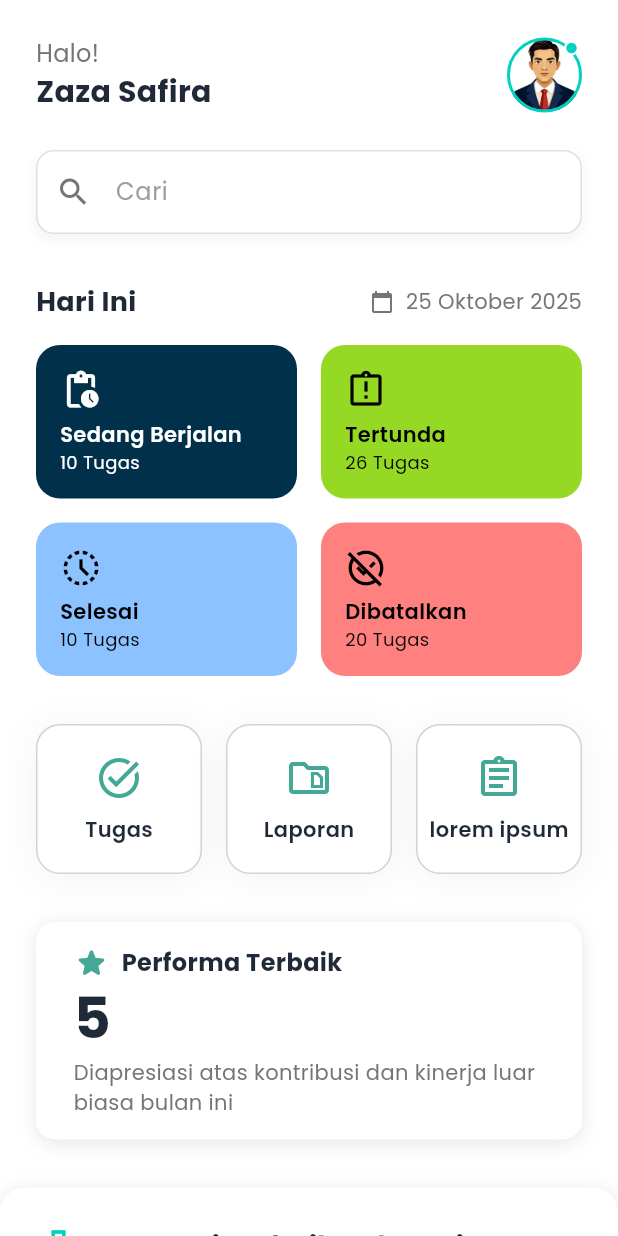
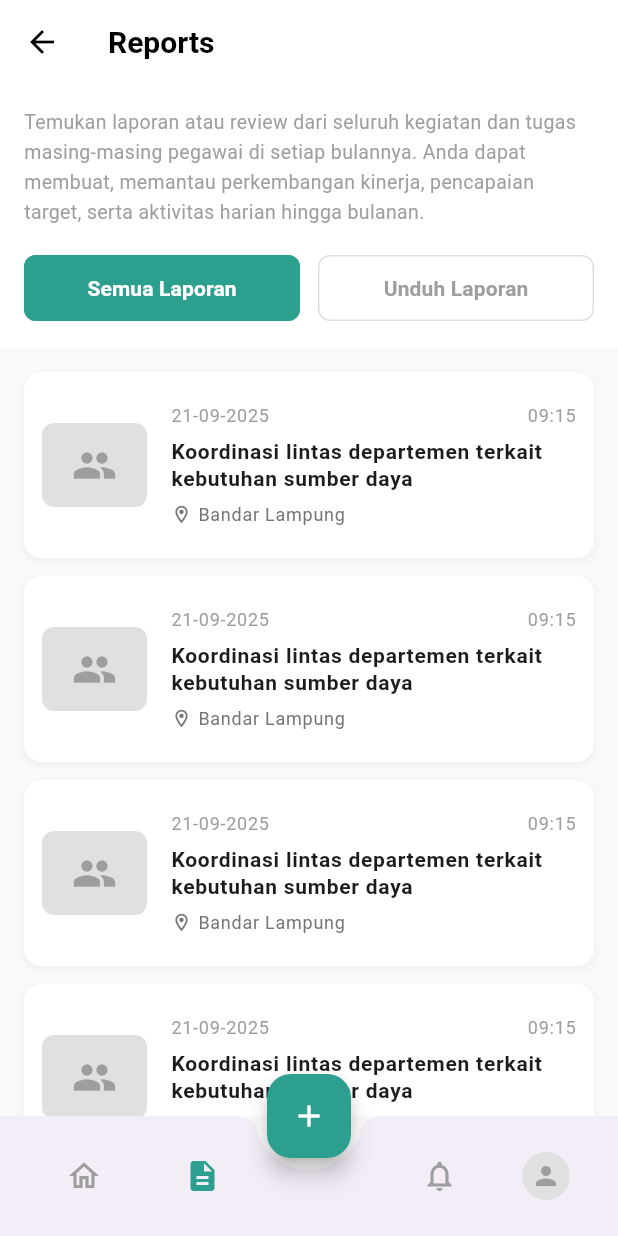
Before and after one commit to elkanajnrmanullang/SIMONI, a Flutter app: the HomeScreen screen opened directly, after a tap on "Laporan", on a phone screen of 412 x 824 dp. Run offline on Flutter 3.47's test engine with Material 3 defaults, Android fonts, the phone set to English and light mode, and no system bars; our stand-ins replace google_fonts.

Commit message:
All Reports Page

```diff
--- /dev/null
+++ b/lib/all_reports.dart
@@ -0,0 +1,306 @@
+import 'package:flutter/material.dart';
+
+class AllReportsPage extends StatefulWidget {
+  const AllReportsPage({Key? key}) : super(key: key);
+
+  @override
+  State<AllReportsPage> createState() => _AllReportsPageState();
+}
+
+class _AllReportsPageState extends State<AllReportsPage> {
+  bool showAllReports = true; // true = Semua Laporan, false = Unduh Laporan
+
+  // Sample data untuk reports
+  final List<Map<String, dynamic>> reports = [
+    {
+      'date': '21-09-2025',
+      'time': '09:15',
+      'title': 'Koordinasi lintas departemen terkait kebutuhan sumber daya',
+      'location': 'Bandar Lampung',
+      'image': 'assets/images/meeting1.jpg', // Ganti dengan path gambar Anda
+    },
+    {
+      'date': '21-09-2025',
+      'time': '09:15',
+      'title': 'Koordinasi lintas departemen terkait kebutuhan sumber daya',
+      'location': 'Bandar Lampung',
+      'image': 'assets/images/meeting2.jpg',
+    },
+    {
+      'date': '21-09-2025',
+      'time': '09:15',
+      'title': 'Koordinasi lintas departemen terkait kebutuhan sumber daya',
+      'location': 'Bandar Lampung',
+      'image': 'assets/images/meeting3.jpg',
+    },
+    {
+      'date': '21-09-2025',
+      'time': '09:15',
+      'title': 'Koordinasi lintas departemen terkait kebutuhan sumber daya',
+      'location': 'Bandar Lampung',
+      'image': 'assets/images/meeting4.jpg',
+    },
+  ];
+
+  @override
+  Widget build(BuildContext context) {
+    return Scaffold(
+      backgroundColor: Colors.grey[50],
+      appBar: AppBar(
+        backgroundColor: Colors.white,
+        elevation: 0,
+        leading: IconButton(
+          icon: const Icon(Icons.arrow_back, color: Colors.black),
+          onPressed: () => Navigator.pop(context),
+        ),
+        title: const Text(
+          'Reports',
+          style: TextStyle(
+            color: Colors.black,
+            fontSize: 20,
+            fontWeight: FontWeight.bold,
+          ),
+        ),
+      ),
+      body: Column(
+        crossAxisAlignment: CrossAxisAlignment.start,
+        children: [
+          // Header dengan deskripsi
+          Container(
+            color: Colors.white,
+            padding: const EdgeInsets.all(16),
+            child: Column(
+              crossAxisAlignment: CrossAxisAlignment.start,
+              children: [
+                const Text(
+                  'Temukan laporan atau review dari seluruh kegiatan dan tugas masing-masing pegawai di setiap bulannya. Anda dapat membuat, memantau perkembangan kinerja, pencapaian target, serta aktivitas harian hingga bulanan.',
+                  style: TextStyle(
+                    fontSize: 13,
+                    color: Colors.grey,
+                    height: 1.5,
+                  ),
+                ),
+                const SizedBox(height: 16),
+                // Toggle buttons
+                Row(
+                  children: [
+                    Expanded(
+                      child: ElevatedButton(
+                        onPressed: () {
+                          setState(() {
+                            showAllReports = true;
+                          });
+                        },
+                        style: ElevatedButton.styleFrom(
+                          backgroundColor: showAllReports
+                              ? const Color(0xFF2D9F8F)
+                              : Colors.white,
+                          foregroundColor: showAllReports
+                              ? Colors.white
+                              : Colors.grey,
+                          elevation: 0,
+                          shape: RoundedRectangleBorder(
+                            borderRadius: BorderRadius.circular(8),
+                            side: BorderSide(
+                              color: showAllReports
+                                  ? const Color(0xFF2D9F8F)
+                                  : Colors.grey.shade300,
+                            ),
+                          ),
+                          padding: const EdgeInsets.symmetric(vertical: 12),
+                        ),
+                        child: const Text(
+                          'Semua Laporan',
+                          style: TextStyle(
+                            fontSize: 14,
+                            fontWeight: FontWeight.w600,
+                          ),
+                        ),
+                      ),
+                    ),
+                    const SizedBox(width: 12),
+                    Expanded(
+                      child: OutlinedButton(
+                        onPressed: () {
+                          setState(() {
+                            showAllReports = false;
+                          });
+                          // Navigate to download reports page
+                          // Navigator.push(context, MaterialPageRoute(builder: (context) => DownloadReportsPage()));
+                        },
+                        style: OutlinedButton.styleFrom(
+                          foregroundColor: !showAllReports
+                              ? const Color(0xFF2D9F8F)
+                              : Colors.grey,
+                          side: BorderSide(
+                            color: !showAllReports
+                                ? const Color(0xFF2D9F8F)
+                                : Colors.grey.shade300,
+                          ),
+                          shape: RoundedRectangleBorder(
+                            borderRadius: BorderRadius.circular(8),
+                          ),
+                          padding: const EdgeInsets.symmetric(vertical: 12),
+                        ),
+                        child: const Text(
+                          'Unduh Laporan',
+                          style: TextStyle(
+                            fontSize: 14,
+                            fontWeight: FontWeight.w600,
+                          ),
+                        ),
+                      ),
+                    ),
+                  ],
+                ),
+              ],
+            ),
+          ),
+          // List of reports
+          Expanded(
+            child: ListView.builder(
+              padding: const EdgeInsets.all(16),
+              itemCount: reports.length,
+              itemBuilder: (context, index) {
+                final report = reports[index];
+                return Container(
+                  margin: const EdgeInsets.only(bottom: 12),
+                  decoration: BoxDecoration(
+                    color: Colors.white,
+                    borderRadius: BorderRadius.circular(12),
+                    boxShadow: [
+                      BoxShadow(
+                        color: Colors.grey.withOpacity(0.1),
+                        spreadRadius: 1,
+                        blurRadius: 4,
+                        offset: const Offset(0, 2),
+                      ),
+                    ],
+                  ),
+                  child: ListTile(
+                    contentPadding: const EdgeInsets.all(12),
+                    leading: ClipRRect(
+                      borderRadius: BorderRadius.circular(8),
+                      child: Container(
+                        width: 70,
+                        height: 70,
+                        color: Colors.grey[300],
+                        // Gunakan Image.asset jika Anda punya gambar
+                        // child: Image.asset(
+                        //   report['image'],
+                        //   fit: BoxFit.cover,
+                        // ),
+                        child: const Icon(
+                          Icons.people,
+                          color: Colors.grey,
+                          size: 30,
+                        ),
+                      ),
+                    ),
+                    title: Column(
+                      crossAxisAlignment: CrossAxisAlignment.start,
+                      children: [
+                        Row(
+                          mainAxisAlignment: MainAxisAlignment.spaceBetween,
+                          children: [
+                            Text(
+                              report['date'],
+                              style: const TextStyle(
+                                fontSize: 12,
+                                color: Colors.grey,
+                              ),
+                            ),
+                            Text(
+                              report['time'],
+                              style: const TextStyle(
+                                fontSize: 12,
+                                color: Colors.grey,
+                              ),
+                            ),
+                          ],
+                        ),
+                        const SizedBox(height: 6),
+                        Text(
+                          report['title'],
+                          style: const TextStyle(
+                            fontSize: 14,
+                            fontWeight: FontWeight.w600,
+                            height: 1.3,
+                          ),
+                          maxLines: 2,
+                          overflow: TextOverflow.ellipsis,
+                        ),
+                        const SizedBox(height: 6),
+                        Row(
+                          children: [
+                            Icon(
+                              Icons.location_on_outlined,
+                              size: 14,
+                              color: Colors.grey[600],
+                            ),
+                            const SizedBox(width: 4),
+                            Text(
+                              report['location'],
+                              style: TextStyle(
+                                fontSize: 12,
+                                color: Colors.grey[600],
+                              ),
+                            ),
+                          ],
+                        ),
+                      ],
+                    ),
+                  ),
+                );
+              },
+            ),
+          ),
+        ],
+      ),
+      // Bottom navigation with FAB
+      floatingActionButton: FloatingActionButton(
+        onPressed: () {
+          // Navigate to add report page
+          // Navigator.push(context, MaterialPageRoute(builder: (context) => AddReportPage()));
+        },
+        backgroundColor: const Color(0xFF2D9F8F),
+        child: const Icon(Icons.add, color: Colors.white),
+      ),
+      floatingActionButtonLocation: FloatingActionButtonLocation.centerDocked,
+      bottomNavigationBar: BottomAppBar(
+        shape: const CircularNotchedRectangle(),
+        notchMargin: 8,
+        child: Container(
+          height: 60,
+          padding: const EdgeInsets.symmetric(horizontal: 16),
+          child: Row(
+            mainAxisAlignment: MainAxisAlignment.spaceBetween,
+            children: [
+              IconButton(
+                icon: const Icon(Icons.home_outlined),
+                onPressed: () {},
+                color: Colors.grey,
+              ),
+              IconButton(
+                icon: const Icon(Icons.description),
+                onPressed: () {},
+                color: const Color(0xFF2D9F8F),
+              ),
+              const SizedBox(width: 48), // Space for FAB
+              IconButton(
+                icon: const Icon(Icons.notifications_outlined),
+                onPressed: () {},
+                color: Colors.grey,
+              ),
+              CircleAvatar(
+                radius: 16,
+                backgroundColor: Colors.grey[300],
+                child: const Icon(Icons.person, size: 20, color: Colors.grey),
+              ),
+            ],
+          ),
+        ),
+      ),
+    );
+  }
+}
--- a/lib/home_screen.dart
+++ b/lib/home_screen.dart
@@ -2,6 +2,7 @@ import 'package:flutter/material.dart';
 import 'package:google_fonts/google_fonts.dart';
 import 'package:intl/intl.dart';
 import 'package:intl/date_symbol_data_local.dart';
+import 'package:simoni/all_reports.dart';
 import 'package:simoni/task_list.dart';
 
 enum TaskStatus { completed, pending, cancelled, inProgress }
@@ -357,7 +358,12 @@ class _ActionButtons extends StatelessWidget {
           icon: Icons.snippet_folder_outlined,
           title: 'Laporan',
           iconColor: iconColor,
-          onTap: () {},
+          onTap: () {
+            Navigator.push(
+              context,
+              MaterialPageRoute(builder: (context) => const AllReportsPage()),
+            );
+          },
         ),
         const SizedBox(width: 16.0),
         _buildActionButton(
--- a/lib/main.dart
+++ b/lib/main.dart
@@ -1,5 +1,6 @@
 import 'package:flutter/material.dart';
 import 'package:simoni/splash_screen.dart';
+import 'package:simoni/home_screen.dart';
 
 void main() {
   runApp(const MyApp());
@@ -13,7 +14,7 @@ class MyApp extends StatelessWidget {
     return MaterialApp(
       title: 'SIMONI App',
       theme: ThemeData(primarySwatch: Colors.blue),
-      home: const SplashScreen(),
+      home: const HomeScreen(),
       debugShowCheckedModeBanner: false,
     );
   }
```
